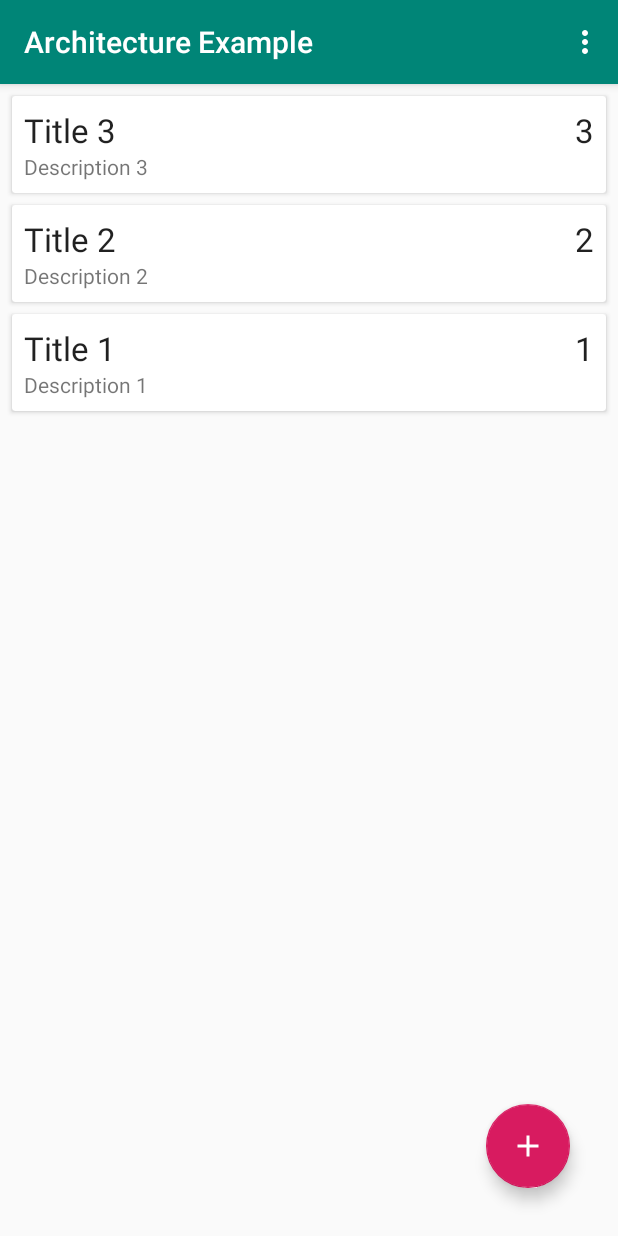
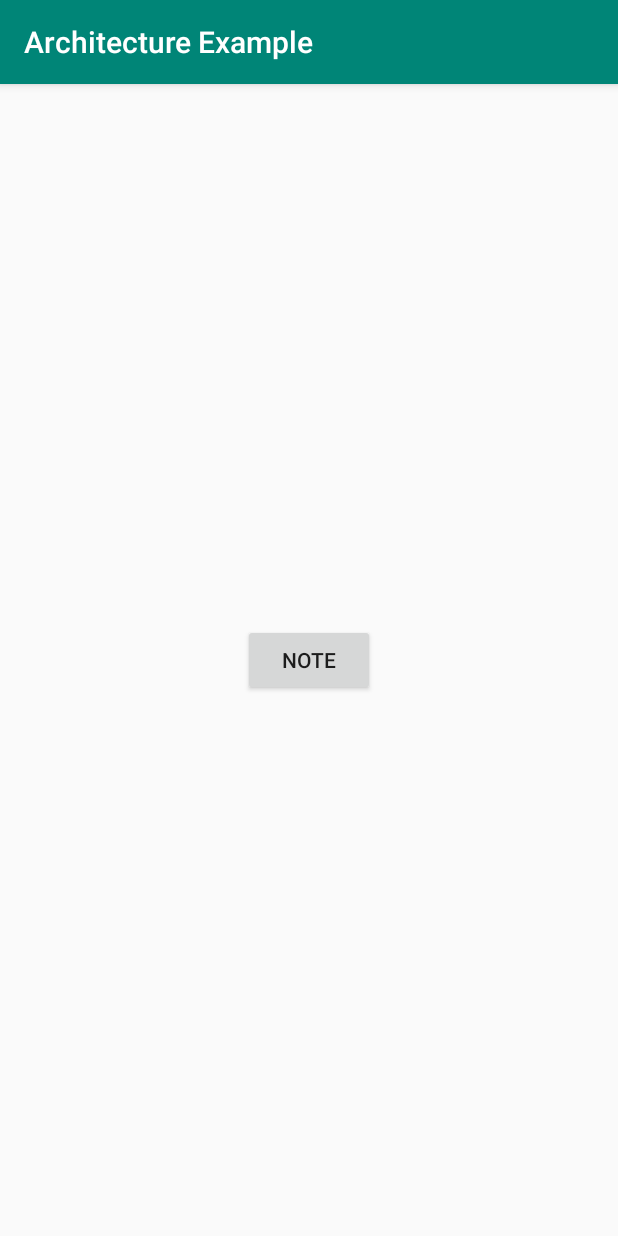
Before and after one commit to wenchiayang/android-mvvm-practice, an Android app: the screen it shows after launch (MainActivity), on a phone screen of 412 x 824 dp. Run offline under Robolectric (Android 15) with nearby library versions, the phone set to English and light mode, and no system bars.

```diff
--- a/app/src/main/java/com/example/architectureexample/scences/addNote/AddNoteViewModel.java
+++ b/app/src/main/java/com/example/architectureexample/scences/addNote/AddNoteViewModel.java
@@ -4,7 +4,7 @@ import android.app.Application;
 import androidx.annotation.NonNull;
 import androidx.lifecycle.AndroidViewModel;
 import com.example.architectureexample.model.note.Note;
-import com.example.architectureexample.scences.main.NoteRepository;
+import com.example.architectureexample.scences.note.NoteRepository;
 
 public class AddNoteViewModel extends AndroidViewModel {
     private NoteRepository repository;
--- a/app/src/main/java/com/example/architectureexample/scences/main/MainActivity.java
+++ b/app/src/main/java/com/example/architectureexample/scences/main/MainActivity.java
@@ -1,104 +1,32 @@
 package com.example.architectureexample.scences.main;
 
 import android.content.Intent;
-import android.view.Menu;
-import android.view.MenuInflater;
-import android.view.MenuItem;
 import android.view.View;
-import android.widget.Toast;
-import androidx.annotation.NonNull;
+import android.widget.Button;
 import androidx.appcompat.app.AppCompatActivity;
 import android.os.Bundle;
-import androidx.lifecycle.Observer;
-import androidx.lifecycle.ViewModelProvider;
-import androidx.recyclerview.widget.ItemTouchHelper;
-import androidx.recyclerview.widget.LinearLayoutManager;
-import androidx.recyclerview.widget.RecyclerView;
 import com.example.architectureexample.R;
-import com.example.architectureexample.model.note.Note;
-import com.example.architectureexample.scences.addNote.AddEditNoteActivity;
-import com.example.architectureexample.scences.remoteApi.RemoteApiActivity;
-import com.google.android.material.floatingactionbutton.FloatingActionButton;
-
-import java.util.List;
+import com.example.architectureexample.scences.note.NoteActivity;
 
 public class MainActivity extends AppCompatActivity {
-    private NoteViewModel noteViewModel;
+
+    private Button noteButton;
 
     @Override
     protected void onCreate(Bundle savedInstanceState) {
         super.onCreate(savedInstanceState);
         setContentView(R.layout.activity_main);
+        setupViews();
+    }
 
-        FloatingActionButton buttonAddNote = findViewById(R.id.button_add_note);
-        buttonAddNote.setOnClickListener(new View.OnClickListener() {
+    private void setupViews() {
+        noteButton = findViewById(R.id.button_note);
+        noteButton.setOnClickListener(new View.OnClickListener() {
             @Override
             public void onClick(View v) {
-                Intent intent = new Intent(MainActivity.this, AddEditNoteActivity.class);
-                startActivity(intent);
-            }
-        });
-
-        RecyclerView recyclerView = findViewById(R.id.recycler_view);
-        recyclerView.setLayoutManager(new LinearLayoutManager(this));
-        recyclerView.setHasFixedSize(true);
-        final NoteAdaptor adaptor = new NoteAdaptor();
-        recyclerView.setAdapter(adaptor);
-
-        // TODO: - if you want to share data at different fragments
-        // try this: https://www.youtube.com/watch?v=ACK67xU1Y3s
-        noteViewModel = new ViewModelProvider(this).get(NoteViewModel.class);
-        noteViewModel.getAllNotes().observe(this, new Observer<List<Note>>() {
-            @Override
-            public void onChanged(List<Note> notes) {
-                adaptor.submitList(notes);
-            }
-        });
-
-        new ItemTouchHelper(new ItemTouchHelper.SimpleCallback(0,
-                ItemTouchHelper.LEFT | ItemTouchHelper.RIGHT) {
-            @Override
-            public boolean onMove(@NonNull RecyclerView recyclerView, @NonNull RecyclerView.ViewHolder viewHolder, @NonNull RecyclerView.ViewHolder target) {
-                return false;
-            }
-
-            @Override
-            public void onSwiped(@NonNull RecyclerView.ViewHolder viewHolder, int direction) {
-                noteViewModel.delete(adaptor.getNoteAt(viewHolder.getAdapterPosition()));
-                Toast.makeText(MainActivity.this, "Note deleted", Toast.LENGTH_SHORT).show();
-            }
-        }).attachToRecyclerView(recyclerView);
-
-        adaptor.setOnItemClickListener(new NoteAdaptor.OnItemClickListener() {
-            @Override
-            public void onItemClick(Note note) {
-                Intent intent = new Intent(MainActivity.this, AddEditNoteActivity.class);
-                intent.putExtra(AddEditNoteActivity.EXTRA_EDIT_NOTE, note);
+                Intent intent = new Intent(MainActivity.this, NoteActivity.class);
                 startActivity(intent);
             }
         });
     }
-
-    @Override
-    public boolean onCreateOptionsMenu(Menu menu) {
-        MenuInflater menuInflater = getMenuInflater();
-        menuInflater.inflate(R.menu.main_menu, menu);
-        return true;
-    }
-
-    @Override
-    public boolean onOptionsItemSelected(@NonNull MenuItem item) {
-        switch (item.getItemId()) {
-            case R.id.delete_all_notes:
-                noteViewModel.deleteAllNotes();
-                Toast.makeText(this, "All notes deleted", Toast.LENGTH_SHORT).show();
-                return true;
-            case R.id.test_apis:
-                Intent intent = new Intent(MainActivity.this, RemoteApiActivity.class);
-                startActivity(intent);
-                return true;
-            default:
-                return super.onOptionsItemSelected(item);
-        }
-    }
 }
--- a/app/src/main/java/com/example/architectureexample/scences/main/NoteAdaptor.java
+++ b/app/src/main/java/com/example/architectureexample/scences/note/NoteAdaptor.java
@@ -1,4 +1,4 @@
-package com.example.architectureexample.scences.main;
+package com.example.architectureexample.scences.note;
 
 import android.view.LayoutInflater;
 import android.view.View;
--- a/app/src/main/java/com/example/architectureexample/scences/main/NoteRepository.java
+++ b/app/src/main/java/com/example/architectureexample/scences/note/NoteRepository.java
@@ -1,4 +1,4 @@
-package com.example.architectureexample.scences.main;
+package com.example.architectureexample.scences.note;
 
 import android.app.Application;
 import android.os.AsyncTask;
--- a/app/src/main/java/com/example/architectureexample/scences/main/NoteViewModel.java
+++ b/app/src/main/java/com/example/architectureexample/scences/note/NoteViewModel.java
@@ -1,4 +1,4 @@
-package com.example.architectureexample.scences.main;
+package com.example.architectureexample.scences.note;
 
 import android.app.Application;
 import androidx.annotation.NonNull;
--- a/app/src/main/res/layout/activity_main.xml
+++ b/app/src/main/res/layout/activity_main.xml
@@ -1,5 +1,5 @@
 <?xml version="1.0" encoding="utf-8"?>
-<androidx.coordinatorlayout.widget.CoordinatorLayout
+<androidx.constraintlayout.widget.ConstraintLayout
         xmlns:android="http://schemas.android.com/apk/res/android"
         xmlns:tools="http://schemas.android.com/tools"
         xmlns:app="http://schemas.android.com/apk/res-auto"
@@ -7,18 +7,15 @@
         android:layout_height="match_parent"
         tools:context=".scences.main.MainActivity">
 
-    <androidx.recyclerview.widget.RecyclerView
-        android:id="@+id/recycler_view"
-        android:layout_width="match_parent"
-        android:layout_height="match_parent"
-        tools:listitem="@layout/note_item" />
+    <RelativeLayout
+            android:layout_width="match_parent"
+            android:layout_height="match_parent"
+            android:gravity="center">
+        <Button
+                android:id="@+id/button_note"
+                android:text="Note"
+                android:layout_width="wrap_content"
+                android:layout_height="wrap_content"/>
+    </RelativeLayout>
 
-    <com.google.android.material.floatingactionbutton.FloatingActionButton
-            android:id="@+id/button_add_note"
-            android:layout_width="wrap_content"
-            android:layout_height="wrap_content"
-            android:src="@drawable/ic_add"
-            android:layout_gravity="bottom|end"
-            android:layout_margin="32dp" />
-
-</androidx.coordinatorlayout.widget.CoordinatorLayout>
+</androidx.constraintlayout.widget.ConstraintLayout>
```
Also changed, not shown: app/src/main/AndroidManifest.xml (+8 -4 lines), app/src/main/java/com/example/architectureexample/scences/note/NoteActivity.java (added, +104 -0 lines), app/src/main/java/com/example/architectureexample/scences/remoteApi/RemoteApiActivity.java (+0 -7 lines), app/src/main/res/layout/activity_note.xml (added, +24 -0 lines).
